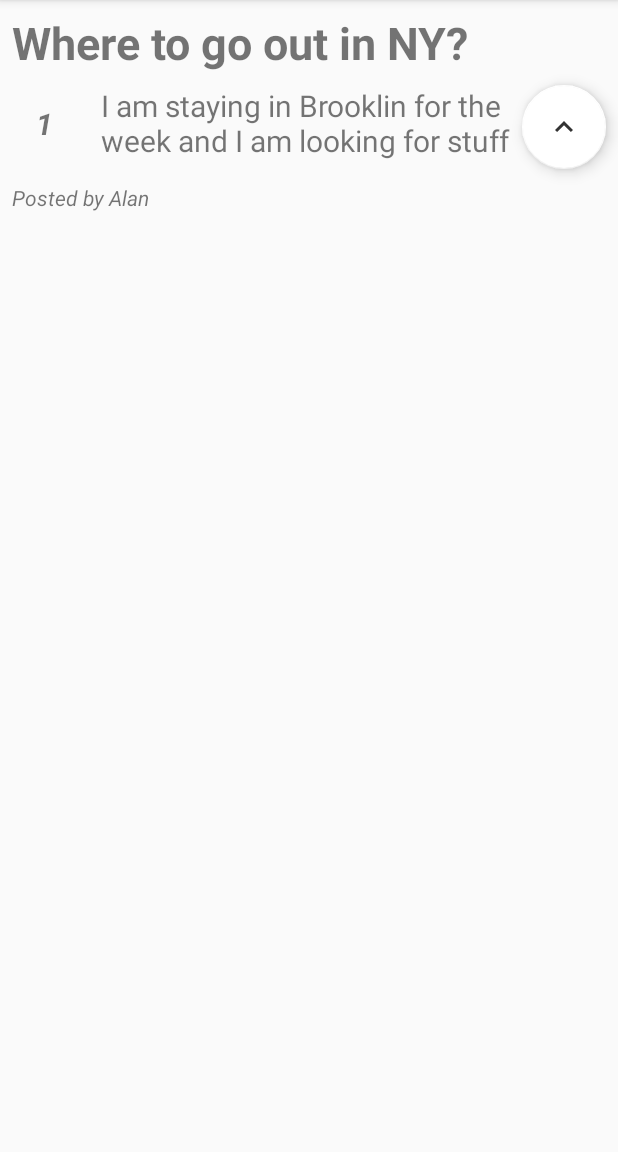
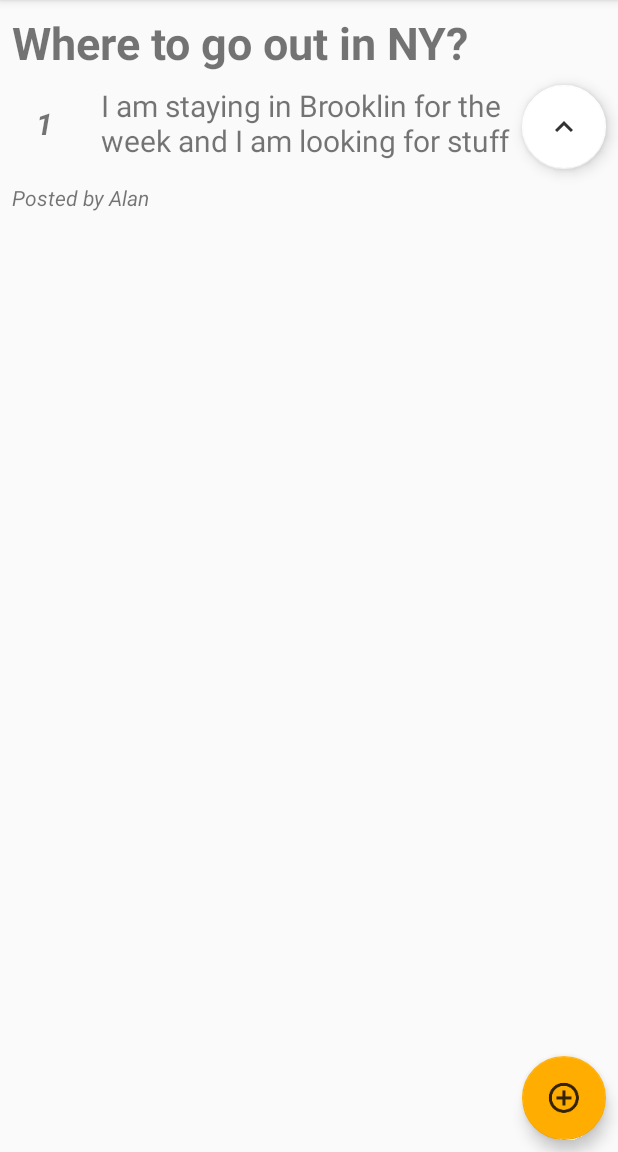
Before and after one commit to davidakr/hackdays, an Android app: the ForumOverviewActivity screen opened directly, with no data from a screen before it, after a tap on "Where to go out in NY?", on a phone screen of 412 x 824 dp, the part 84-1236 px from its top. Run offline under Robolectric (Android 15) with nearby library versions, the phone set to English and light mode, and no system bars; libraries missing offline, so code that uses them is left out: com.google.ar.sceneform.

Commit message:
dummy add comment

```diff
--- a/app/src/main/java/com/google/ar/sceneform/samples/hellosceneform/DetailedView.java
+++ b/app/src/main/java/com/google/ar/sceneform/samples/hellosceneform/DetailedView.java
@@ -2,7 +2,9 @@ package com.google.ar.sceneform.samples.hellosceneform;
 
 import android.content.Intent;
 import android.os.Bundle;
+import android.support.design.widget.FloatingActionButton;
 import android.support.v7.app.AppCompatActivity;
+import android.view.Menu;
 import android.view.View;
 import android.widget.TextView;
 
@@ -42,4 +44,19 @@ public class DetailedView extends AppCompatActivity
         TextView textViewVote = (TextView) findViewById(R.id.textView_vote);
         textViewVote.setText(post.getVote());
     }
+
+    @Override
+    public boolean onCreateOptionsMenu(Menu menu)
+    {
+        FloatingActionButton addQuestion = (FloatingActionButton) findViewById(R.id.floatingActionComment);
+        addQuestion.setOnClickListener(new View.OnClickListener()
+        {
+            public void onClick(View arg0)
+            {
+                new DialogComment().show(getSupportFragmentManager(), "tag");
+            }
+        });
+
+        return super.onCreateOptionsMenu(menu);
+    }
 }
--- a/app/src/main/java/com/google/ar/sceneform/samples/hellosceneform/ForumOverviewActivity.java
+++ b/app/src/main/java/com/google/ar/sceneform/samples/hellosceneform/ForumOverviewActivity.java
@@ -1,5 +1,6 @@
 package com.google.ar.sceneform.samples.hellosceneform;
 
+import android.app.Dialog;
 import android.content.Intent;
 import android.os.Bundle;
 import android.support.design.widget.FloatingActionButton;
@@ -11,6 +12,8 @@ import android.view.MenuInflater;
 import android.view.MenuItem;
 import android.view.View;
 import android.widget.AdapterView;
+import android.widget.Button;
+import android.widget.EditText;
 import android.widget.ListView;
 
 import java.util.ArrayList;
@@ -95,6 +98,24 @@ public class ForumOverviewActivity extends AppCompatActivity
             public void onClick(View arg0)
             {
                 new DialogOut().show(getSupportFragmentManager(), "tag");
+
+                /*
+                final Dialog dialog = new Dialog(ForumOverviewActivity.this);
+                dialog.setContentView(R.layout.number);
+                dialog.setTitle("Save New Number");
+                dialog.setCancelable(true);
+                dialog.show();
+
+                Button saveButton = (Button)dialog.findViewById(R.id.saveButton);
+                saveButton.setOnClickListener(new View.OnClickListener() {
+                    @Override
+                    public void onClick(View arg0) {
+                        String name = ((EditText)dialog.findViewById(R.id.nameText)).getText().toString();
+                        String number = ((EditText)dialog.findViewById(R.id.numberText)).getText().toString();
+                    }
+                });
+                */
+
             }
         });
 
--- a/app/src/main/res/layout/activity_detailed_view.xml
+++ b/app/src/main/res/layout/activity_detailed_view.xml
@@ -68,4 +68,13 @@
             app:layout_constraintEnd_toEndOf="parent" app:backgroundTint="@android:color/white"
             android:onClick="upVote"/>
 
+    <android.support.design.widget.FloatingActionButton
+            android:layout_width="wrap_content"
+            android:layout_height="wrap_content"
+            android:clickable="true" app:srcCompat="@drawable/ic_add"
+            android:id="@+id/floatingActionComment" app:layout_constraintEnd_toEndOf="parent"
+            android:layout_marginEnd="8dp" android:layout_marginRight="8dp"
+            app:layout_constraintBottom_toBottomOf="parent" android:layout_marginBottom="8dp"
+            android:background="@color/lhYellow"/>
+
 </android.support.constraint.ConstraintLayout>
```
Also changed, not shown: app/src/main/java/com/google/ar/sceneform/samples/hellosceneform/DialogComment.java (added, +47 -0 lines), app/src/main/res/layout/dialogcomment.xml (added, +15 -0 lines).
